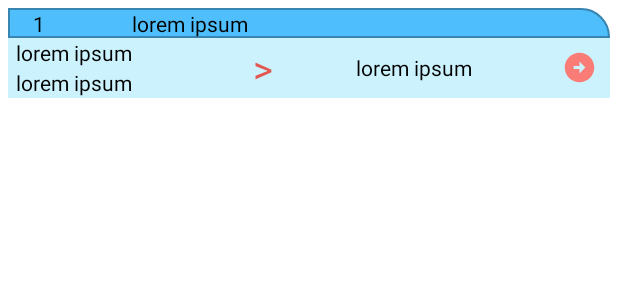
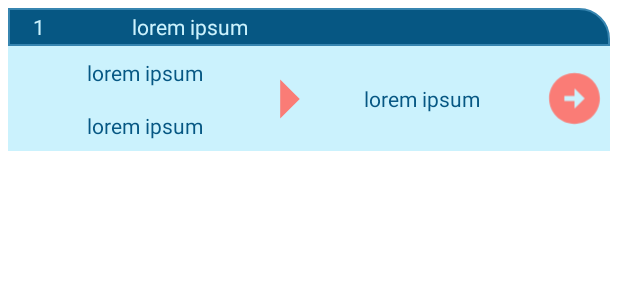
Before and after one commit to lopezalexander/Projet-Integrateur, an Android app: the layout history_recycler_view_row.xml on its own in the app's theme, with its tools: preview values and no code run, on a phone screen of 412 x 824 dp. Shown: the top 300 px of the screen. Run offline under Robolectric (Android 15) with nearby library versions, the phone set to English and light mode, and no system bars.

Commit message:
Ajout de themes pour HistoryList et design

```diff
--- a/app/src/main/java/com/example/projetintegrateur/ui/MapsActivity.java
+++ b/app/src/main/java/com/example/projetintegrateur/ui/MapsActivity.java
@@ -760,7 +760,8 @@ public class MapsActivity extends FragmentActivity implements OnMapReadyCallback
         mMap.setOnMarkerDragListener(new GoogleMap.OnMarkerDragListener() {
             @Override
             public void onMarkerDrag(@NonNull Marker marker) {
-
+                markerArrayList.get(i).setPosition(marker.getPosition());
+                locationArrayList.set(i, marker.getPosition());
             }
 
             @Override
--- a/app/src/main/res/drawable/history_list_card_style.xml
+++ b/app/src/main/res/drawable/history_list_card_style.xml
@@ -1,6 +1,6 @@
 <?xml version="1.0" encoding="UTF-8"?>
 <shape xmlns:android="http://schemas.android.com/apk/res/android">
-	<solid android:color="@color/blue2" />
+	<solid android:color="@color/blue5" />
 
 	<stroke
 		android:width="1dp"
--- /dev/null
+++ b/app/src/main/res/drawable/ic_arrow_foreground.xml
@@ -0,0 +1,16 @@
+<vector xmlns:android="http://schemas.android.com/apk/res/android"
+    android:width="108dp"
+    android:height="108dp"
+    android:viewportWidth="108"
+    android:viewportHeight="108"
+    android:tint="@color/red2"
+    android:autoMirrored="true">
+  <group android:scaleX="2.61"
+      android:scaleY="2.61"
+      android:translateX="22.68"
+      android:translateY="22.68">
+    <path
+        android:fillColor="@android:color/white"
+        android:pathData="M10,17l5,-5 -5,-5v10z"/>
+  </group>
+</vector>
--- a/app/src/main/res/layout/history_recycler_view_row.xml
+++ b/app/src/main/res/layout/history_recycler_view_row.xml
@@ -9,7 +9,7 @@
 	<!--	TOP		-->
 	<LinearLayout
 		android:layout_width="match_parent"
-		android:layout_height="20dp"
+		android:layout_height="25dp"
 		android:background="@drawable/history_list_card_style"
 		android:orientation="horizontal"
 		android:weightSum="100"
@@ -23,7 +23,7 @@
 			android:layout_weight="10"
 			android:gravity="center"
 			android:text="@string/history_row_tab"
-			android:textColor="@color/black"
+			android:textColor="@color/blue3"
 			/>
 
 		<TextView
@@ -34,7 +34,7 @@
 			android:gravity="center"
 			android:text="@string/sampleText"
 			android:textAlignment="center"
-			android:textColor="@color/black"
+			android:textColor="@color/blue3"
 			/>
 
 	</LinearLayout>
@@ -43,7 +43,7 @@
 	<!--	BOTTOM		-->
 	<LinearLayout
 		android:layout_width="match_parent"
-		android:layout_height="40dp"
+		android:layout_height="70dp"
 		android:background="@color/blue3"
 		android:orientation="horizontal"
 		android:weightSum="100"
@@ -52,53 +52,53 @@
 		<LinearLayout
 			android:layout_width="0dp"
 			android:layout_height="match_parent"
-			android:layout_weight="40"
+			android:layout_weight="45"
 			android:orientation="vertical"
 			>
 
 			<TextView
 				android:id="@+id/address1"
 				android:layout_width="match_parent"
-				android:layout_height="20dp"
+				android:layout_height="35dp"
 				android:paddingStart="5dp"
 				android:paddingEnd="0dp"
 				android:text="@string/sampleText"
-				android:textAlignment="textStart"
-				android:textColor="@color/black"
+				android:gravity="center"
+				android:layout_gravity="center"
+				android:textAlignment="center"
+				android:textColor="@color/blue5"
 				/>
 
 			<TextView
 				android:id="@+id/address2"
 				android:layout_width="match_parent"
-				android:layout_height="20dp"
+				android:layout_height="35dp"
 				android:paddingStart="5dp"
 				android:paddingEnd="0dp"
 				android:text="@string/sampleText"
-				android:textAlignment="textStart"
-				android:textColor="@color/black"
+				android:gravity="center"
+				android:textAlignment="center"
+				android:textColor="@color/blue5"
 				/>
 		</LinearLayout>
 
-		<TextView
-			android:layout_width="0dp"
+		<ImageView
+			android:layout_width="10dp"
 			android:layout_height="match_parent"
-			android:layout_weight="5"
+			android:layout_weight="3"
 			android:gravity="center"
-			android:text="@string/history_row_togo"
-			android:textAlignment="center"
-			android:textColor="@color/red"
-			android:textSize="25sp"
-			/>
+			android:scaleType="center"
+			android:src="@drawable/ic_arrow_foreground" />
 
 		<TextView
 			android:id="@+id/selectedBusiness"
 			android:layout_width="0dp"
 			android:layout_height="match_parent"
-			android:layout_weight="45"
+			android:layout_weight="40"
 			android:gravity="center"
 			android:text="@string/sampleText"
 			android:textAlignment="center"
-			android:textColor="@color/black"
+			android:textColor="@color/blue5"
 			/>
 
 
@@ -107,7 +107,7 @@
 			android:layout_width="0dp"
 			android:layout_height="match_parent"
 			android:layout_gravity="center"
-			android:layout_weight="10"
+			android:layout_weight="12"
 			android:contentDescription="@string/empty_value"
 			android:scaleType="centerCrop"
 			android:src="@drawable/ic_go_foreground"
--- a/app/src/main/res/values/colors.xml
+++ b/app/src/main/res/values/colors.xml
@@ -21,7 +21,7 @@
 	<color name="red3">#FFDDDB</color>
 	<color name="grey">#D3D3D3</color>
 
-	<color name="green">#00FF00</color>
+	<color name="green">#549E47</color>
 
 
 	<color name="theme_1">#E45650</color>
```
Also changed, not shown: app/src/main/java/com/example/projetintegrateur/ui/HistoryListActivity.java (+22 -0 lines), app/src/main/java/com/example/projetintegrateur/ui/ResultsActivity.java (+17 -9 lines), app/src/main/res/drawable/ic_logout_foreground.xml (added, +16 -0 lines), app/src/main/res/layout/activity_history_list.xml (+4 -3 lines), app/src/main/res/layout/activity_maps.xml (+20 -21 lines).
